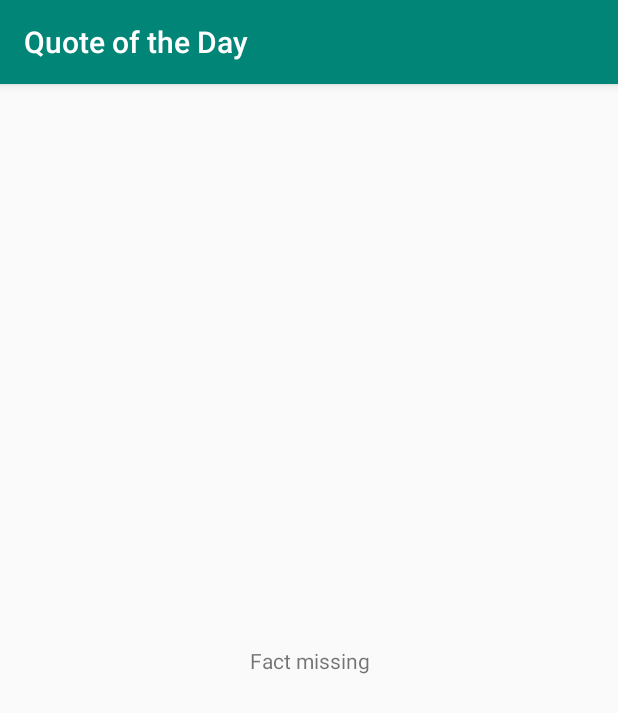
After one commit to DradisVoid/QuoteOfTheDay, an Android app: the AuthorFactFragment screen opened directly, with no data from a screen before it, on a phone screen of 412 x 824 dp. The commit adds this screen. Shown: the top 713 px of the screen. Run offline under Robolectric (Android 15) with nearby library versions, the phone set to English and light mode, and no system bars.

Commit message:
Finished the horizontal layout for the quotes Converted activities to SingleFragmentActivities and moved display code to fragments

```diff
--- a/app/build.gradle
+++ b/app/build.gradle
@@ -22,6 +22,7 @@ dependencies {
     implementation fileTree(dir: 'libs', include: ['*.jar'])
     implementation 'com.android.support:appcompat-v7:28.0.0'
     implementation 'com.android.support.constraint:constraint-layout:1.1.3'
+    implementation 'com.android.support:support-v4:28.0.0'
     testImplementation 'junit:junit:4.12'
     androidTestImplementation 'com.android.support.test:runner:1.0.2'
     androidTestImplementation 'com.android.support.test.espresso:espresso-core:3.0.2'
--- a/app/src/main/java/edu/andrews/cptr252/arn/quoteoftheday/AuthorFactActivity.java
+++ b/app/src/main/java/edu/andrews/cptr252/arn/quoteoftheday/AuthorFactActivity.java
@@ -1,33 +1,14 @@
 package edu.andrews.cptr252.arn.quoteoftheday;
 
-import android.support.v7.app.AppCompatActivity;
-import android.os.Bundle;
-import android.widget.TextView;
+import android.support.v4.app.Fragment;
 
 /**
- * Activity that displays a fact about the author of a quote.
+ * Activity for displaying an author fact
  */
-public class AuthorFactActivity extends AppCompatActivity {
-    /** Reference to TextView for displaying an author fact */
-    private TextView mAuthorFactTextView;
+public class AuthorFactActivity extends SingleFragmentActivity {
 
-    /**
-     * Inflate layout. Display the fact sent by QuoteActivity
-     * @param savedInstanceState Bundle object used to save activity state.
-     */
     @Override
-    protected void onCreate(Bundle savedInstanceState) {
-        super.onCreate(savedInstanceState);
-        setContentView(R.layout.activity_author_fact);
-
-        // get reference to TextView for the fact
-        mAuthorFactTextView = findViewById(R.id.authorFactTextView);
-
-        // Extract the resource id for the fact from the intent
-        // If none is provided, display "fact missing" message
-        int authorFact = getIntent().getIntExtra(QuoteActivity.EXTRA_AUTHOR_FACT, R.string.fact_error);
-
-        // put the fact string in the fact TextView
-        mAuthorFactTextView.setText(authorFact);
+    protected Fragment createFragment() {
+        return new AuthorFactFragment();
     }
 }
--- /dev/null
+++ b/app/src/main/java/edu/andrews/cptr252/arn/quoteoftheday/AuthorFactFragment.java
@@ -0,0 +1,47 @@
+package edu.andrews.cptr252.arn.quoteoftheday;
+
+
+import android.os.Bundle;
+import android.support.v4.app.Fragment;
+import android.view.LayoutInflater;
+import android.view.View;
+import android.view.ViewGroup;
+import android.widget.TextView;
+
+
+/**
+ * Fragment that displays a fact about the author of a quote.
+ */
+public class AuthorFactFragment extends Fragment {
+
+    /** Reference to TextView for displaying an author fact */
+    private TextView mAuthorFactTextView;
+
+    public AuthorFactFragment() {
+        // Required empty public constructor
+    }
+
+    /**
+     * Inflate layout. Display the fact sent by QuoteActivity
+     * @param savedInstanceState Bundle object used to save activity state.
+     */
+    @Override
+    public View onCreateView(LayoutInflater inflater, ViewGroup container,
+                             Bundle savedInstanceState) {
+        // Inflate the layout for this fragment
+        View v = inflater.inflate(R.layout.fragment_author_fact, container, false);
+
+        // get reference to TextView for the fact
+        mAuthorFactTextView = v.findViewById(R.id.authorFactTextView);
+
+        // Extract the resource id for the fact from the intent
+        // If none is provided, display "fact missing" message
+        int authorFact = getActivity().getIntent().getIntExtra(QuoteFragment.EXTRA_AUTHOR_FACT, R.string.fact_error);
+
+        // put the fact string in the fact TextView
+        mAuthorFactTextView.setText(authorFact);
+
+        return v;
+    }
+
+}
--- /dev/null
+++ b/app/src/main/java/edu/andrews/cptr252/arn/quoteoftheday/SingleFragmentActivity.java
@@ -0,0 +1,30 @@
+package edu.andrews.cptr252.arn.quoteoftheday;
+
+import android.os.Bundle;
+import android.support.v4.app.Fragment;
+import android.support.v4.app.FragmentManager;
+import android.support.v7.app.AppCompatActivity;
+
+/**
+ * Generic activity for hosting a single fragment
+ */
+public abstract class SingleFragmentActivity extends AppCompatActivity {
+    /** Returns instance of fragment that will be hosted by the activity */
+    protected abstract Fragment createFragment();
+
+    @Override
+    public void onCreate(Bundle savedInstanceState) {
+        super.onCreate(savedInstanceState);
+        setContentView(R.layout.activity_fragment);
+
+        FragmentManager fm = getSupportFragmentManager();
+        Fragment fragment = fm.findFragmentById(R.id.fragment_container);
+
+        if (fragment == null) {
+            fragment = createFragment();
+            fm.beginTransaction()
+                    .add(R.id.fragment_container, fragment)
+                    .commit();
+        }
+    }
+}
--- /dev/null
+++ b/app/src/main/res/layout/activity_fragment.xml
@@ -0,0 +1,15 @@
+<?xml version="1.0" encoding="utf-8"?>
+<android.support.constraint.ConstraintLayout
+    xmlns:android="http://schemas.android.com/apk/res/android"
+    xmlns:app="http://schemas.android.com/apk/res-auto"
+    xmlns:tools="http://schemas.android.com/tools"
+    android:layout_width="match_parent"
+    android:layout_height="match_parent"
+    tools:context=".QuoteActivity">
+
+    <FrameLayout
+        android:id="@+id/fragment_container"
+        android:layout_width="match_parent"
+        android:layout_height="match_parent" />
+
+</android.support.constraint.ConstraintLayout>
```
Also changed, not shown: app/src/main/java/edu/andrews/cptr252/arn/quoteoftheday/QuoteActivity.java (+5 -140 lines), app/src/main/java/edu/andrews/cptr252/arn/quoteoftheday/QuoteFragment.java (added, +163 -0 lines), app/src/main/res/layout-land/fragment_quote.xml (renamed from app/src/main/res/layout-land/activity_quote.xml, +11 -15 lines), app/src/main/res/layout/fragment_author_fact.xml (renamed from app/src/main/res/layout/activity_author_fact.xml), app/src/main/res/layout/fragment_quote.xml (renamed from app/src/main/res/layout/activity_quote.xml).
